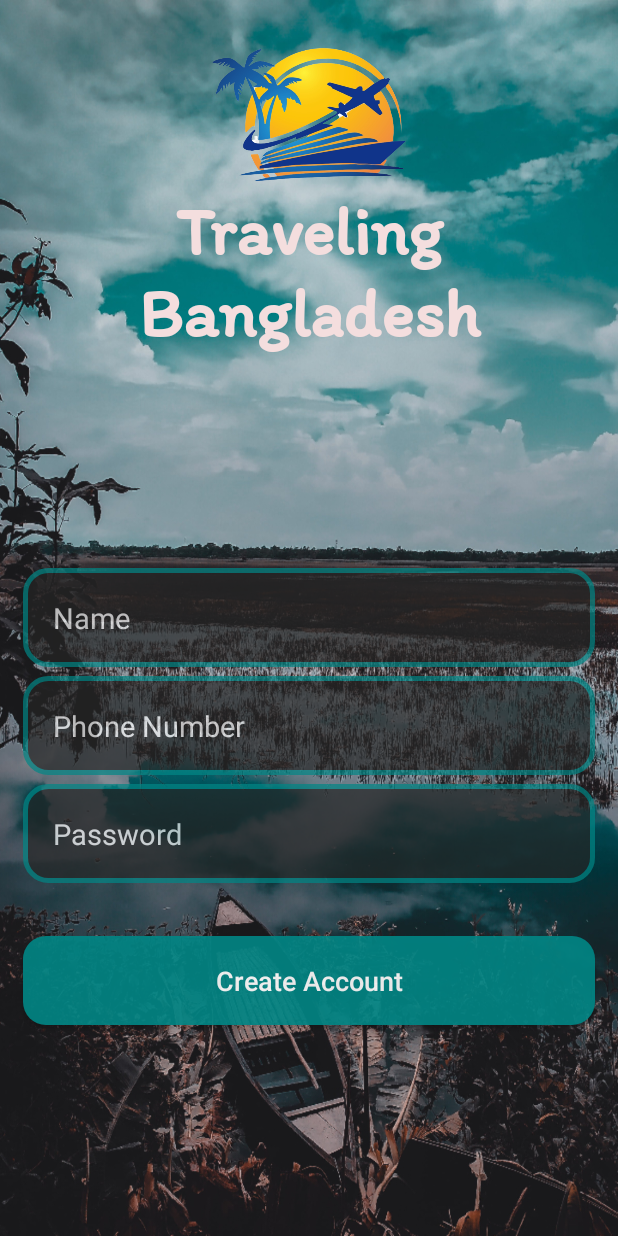
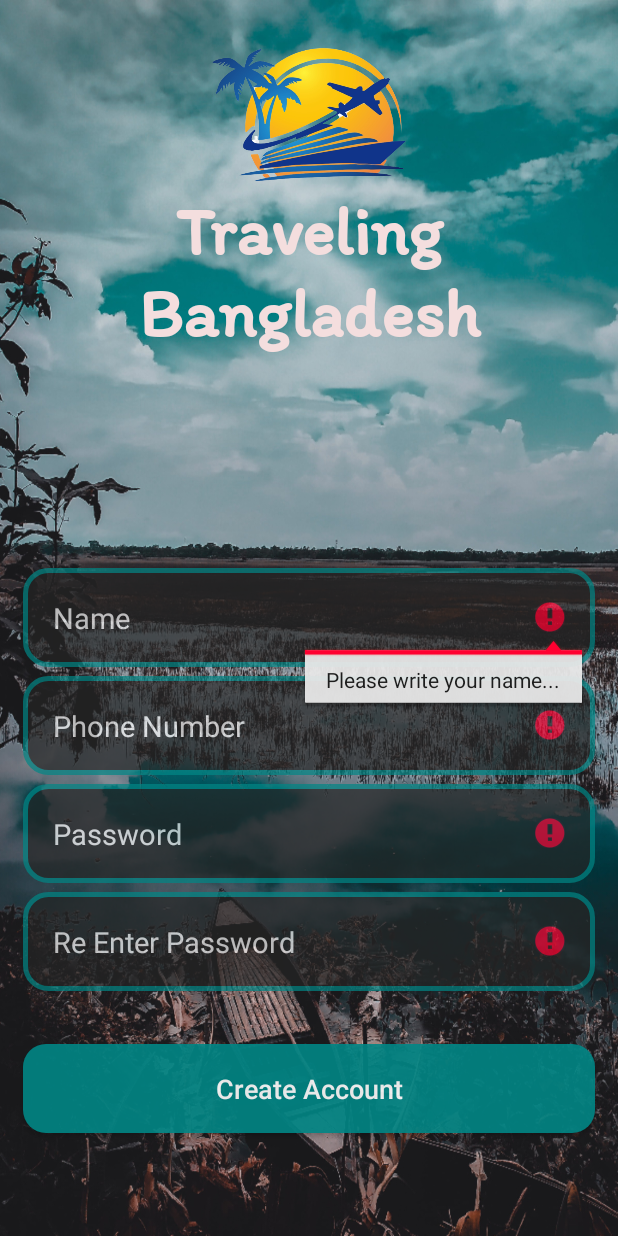
Before and after one commit to abujaforsaleh/BTIA, an Android app: the RegisterActivity screen opened directly, with no data from a screen before it, after a tap on "Create Account", on a phone screen of 412 x 824 dp. Run offline under Robolectric (Android 15) with nearby library versions, the phone set to English and light mode, and no system bars; our stand-ins replace Firebase (no records; nobody signed in at launch, a user with empty details on screens opened directly).

Commit message:
feat: login registratin ui inhanced

```diff
--- a/app/src/main/java/com/bauet/btia/AdminActivity.java
+++ b/app/src/main/java/com/bauet/btia/AdminActivity.java
@@ -6,6 +6,7 @@ import androidx.cardview.widget.CardView;
 import android.content.Intent;
 import android.os.Bundle;
 import android.view.View;
+import android.widget.Toast;
 
 import io.paperdb.Paper;
 
@@ -39,6 +40,8 @@ public class AdminActivity extends AppCompatActivity implements View.OnClickList
             Intent intent=new Intent(AdminActivity.this,AddPlaces.class);
             //intent.addFlags(Intent.FLAG_ACTIVITY_NEW_TASK |Intent.FLAG_ACTIVITY_CLEAR_TASK );
             startActivity(intent);
+        }else{
+            Toast.makeText(this, "Under Constraction", Toast.LENGTH_SHORT).show();
         }
     }
 }
--- a/app/src/main/java/com/bauet/btia/LoginActivity.java
+++ b/app/src/main/java/com/bauet/btia/LoginActivity.java
@@ -78,11 +78,13 @@ public class LoginActivity extends AppCompatActivity {
 
         if (TextUtils.isEmpty(phone))
         {
-            Toast.makeText(this, "Please write your phone number...", Toast.LENGTH_SHORT).show();
+            Toast.makeText(this, "Please fill all the information", Toast.LENGTH_SHORT).show();
+            InputPhoneNumber.setError("Please write your phone number...");
         }
         else if (TextUtils.isEmpty(password))
         {
-            Toast.makeText(this, "Please write your password...", Toast.LENGTH_SHORT).show();
+            Toast.makeText(this, "Please fill all the information", Toast.LENGTH_SHORT).show();
+            InputPassword.setError("Please write your phone number...");
         }
         else
         {
--- a/app/src/main/java/com/bauet/btia/RegisterActivity.java
+++ b/app/src/main/java/com/bauet/btia/RegisterActivity.java
@@ -26,7 +26,7 @@ import java.util.HashMap;
 
 public class RegisterActivity extends AppCompatActivity {
     private Button CreateAccountButton;
-    private EditText InputName, InputPhoneNumber, InputPassword;
+    private EditText InputName, InputPhoneNumber, InputPassword, InputPasswordVerify;
     private ProgressDialog loadingBar;
     @Override
     protected void onCreate(Bundle savedInstanceState) {
@@ -35,6 +35,7 @@ public class RegisterActivity extends AppCompatActivity {
         CreateAccountButton = (Button) findViewById(R.id.register_btn);
         InputName = (EditText) findViewById(R.id.register_username_input);
         InputPassword = (EditText) findViewById(R.id.register_password_input);
+        InputPasswordVerify = (EditText) findViewById(R.id.register_password_input_verify);
         InputPhoneNumber = (EditText) findViewById(R.id.register_phone_number_input);
         loadingBar = new ProgressDialog(this);
         CreateAccountButton.setOnClickListener(new View.OnClickListener() {
@@ -48,26 +49,41 @@ public class RegisterActivity extends AppCompatActivity {
         String name = InputName.getText().toString();
         String phone = InputPhoneNumber.getText().toString();
         String password = InputPassword.getText().toString();
+        String rePassword = InputPasswordVerify.getText().toString();
+        boolean validator = true;
         if (TextUtils.isEmpty(name))
         {
-            Toast.makeText(this, "Please write your name...", Toast.LENGTH_SHORT).show();
+            validator = false;
+            InputName.setError("Please write your name...");
         }
-        else if (TextUtils.isEmpty(phone))
+        if (TextUtils.isEmpty(phone))
         {
-            Toast.makeText(this, "Please write your phone number...", Toast.LENGTH_SHORT).show();
+            validator = false;
+            InputPhoneNumber.setError("Please write your phone number...");
         }
-        else if (TextUtils.isEmpty(password))
+        if (TextUtils.isEmpty(password))
         {
-            Toast.makeText(this, "Please write your password...", Toast.LENGTH_SHORT).show();
+            validator = false;
+            InputPassword.setError("Please write your password...");
+        }if(TextUtils.isEmpty(rePassword)){
+            validator = false;
+            InputPasswordVerify.setError("Please write your verify password...");
         }
-        else
+        if(validator)
         {
-            loadingBar.setTitle("Create Account");
-            loadingBar.setMessage("Please wait, while we are checking the credentials.");
-            loadingBar.setCanceledOnTouchOutside(false);
-            loadingBar.show();
+            if(password.equals(rePassword)){
+                loadingBar.setTitle("Create Account");
+                loadingBar.setMessage("Please wait, while we are checking the credentials.");
+                loadingBar.setCanceledOnTouchOutside(false);
+                loadingBar.show();
 
-            ValidatephoneNumber(name, phone, password);
+                ValidatephoneNumber(name, phone, password);
+            }else{
+                Toast.makeText(this, "Password didn't match", Toast.LENGTH_SHORT).show();
+                InputPassword.setError("Password didn't match");
+                InputPasswordVerify.setError("Password didn't match");
+            }
+
         }
 
     }
--- a/app/src/main/res/layout/activity_admin.xml
+++ b/app/src/main/res/layout/activity_admin.xml
@@ -160,12 +160,11 @@
                 android:orientation="vertical">
 
                 <ImageView
-
                     android:layout_width="match_parent"
                     android:layout_height="0dp"
                     android:layout_weight="3.5"
                     android:scaleType="fitCenter"
-                    android:src="@drawable/help_img"/>
+                    android:src="@drawable/user_view"/>
                 <View
                     android:layout_width="match_parent"
                     android:layout_height="1dp"
@@ -182,7 +181,7 @@
                     android:layout_weight="1.5"
                     android:textColor="@color/lite_black"
                     android:background="@color/white"
-                    android:text="Help"
+                    android:text="View Content"
                     android:gravity="center"
                     android:textSize="25sp"
                     android:textStyle="bold" />
--- a/app/src/main/res/layout/activity_register.xml
+++ b/app/src/main/res/layout/activity_register.xml
@@ -26,7 +26,7 @@
         android:textAlignment="center"
         android:textSize="45sp"
         android:textStyle="bold"
-        android:layout_marginBottom="25dp"
+        android:layout_marginBottom="10dp"
         />
 
     <EditText
@@ -82,13 +82,30 @@
         android:textColorHint="@color/white"
         android:textSize="19sp"
         />
+    <EditText
+        android:id="@+id/register_password_input_verify"
+        android:layout_width="match_parent"
+        android:layout_height="wrap_content"
+        android:layout_below="@+id/register_password_input"
+        android:background="@drawable/input_design"
+        android:padding="20dp"
+        android:layout_marginLeft="15dp"
+        android:layout_marginRight="15dp"
+        android:layout_marginTop="6dp"
+        android:alpha=".7"
+        android:hint="Re Enter Password"
+        android:inputType="textPassword"
+        android:textColor="@color/white"
+        android:textColorHint="@color/white"
+        android:textSize="19sp"
+        />
 
 
     <Button
         android:id="@+id/register_btn"
         android:layout_width="match_parent"
         android:layout_height="wrap_content"
-        android:layout_below="@+id/register_password_input"
+        android:layout_below="@+id/register_password_input_verify"
         android:layout_marginTop="35dp"
         android:layout_marginLeft="15dp"
         android:layout_marginRight="15dp"
```
Also changed, not shown: app/src/main/java/com/bauet/btia/AddPlaces.java (+4 -3 lines), app/src/main/res/drawable/user_view.png (added), app/src/main/res/drawable/view_content.png (added).
